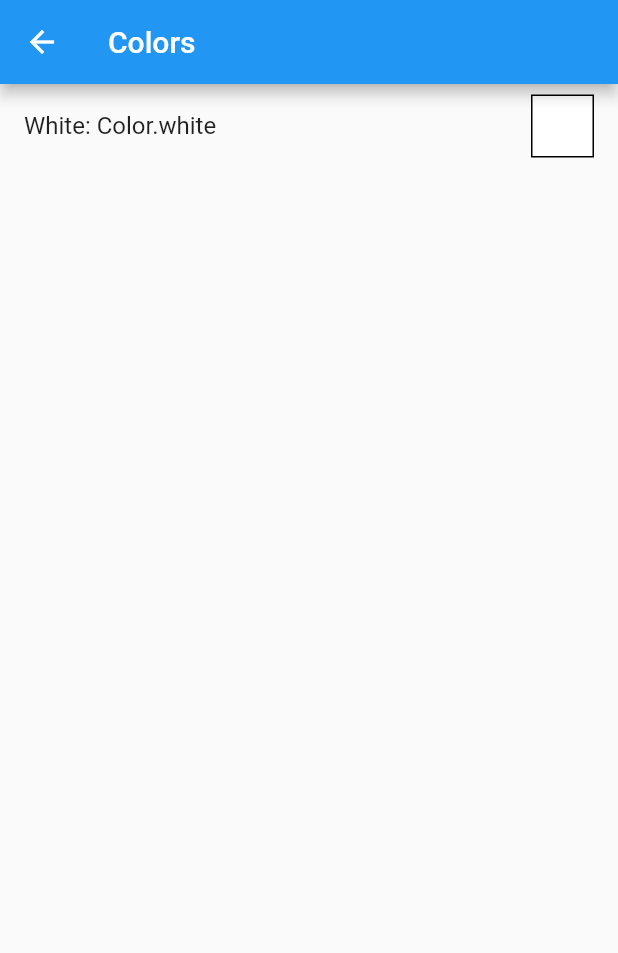
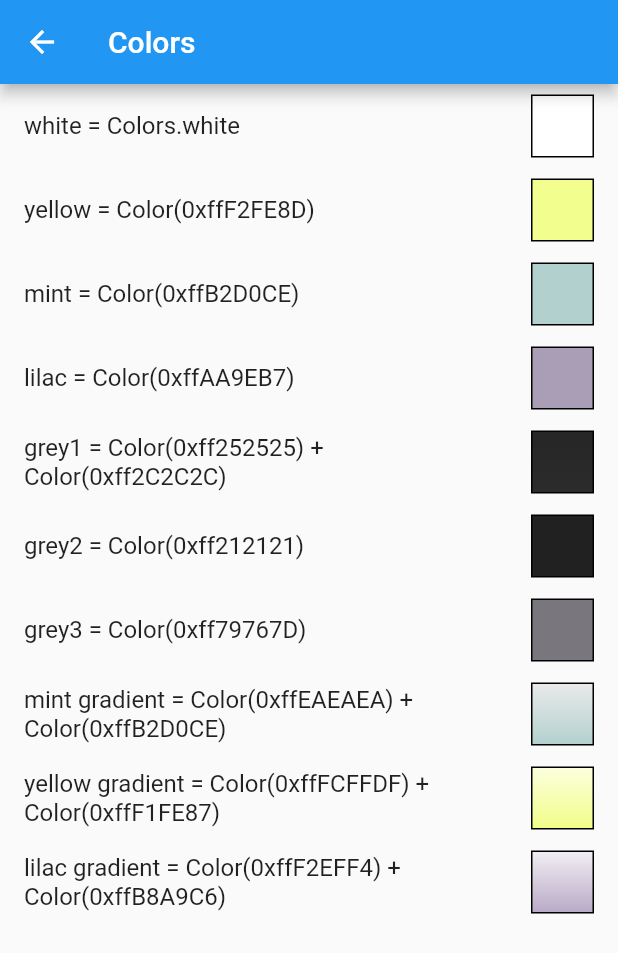
Before and after one commit to kamskr/lou_bank, a Flutter app: the ColorScreen screen opened directly, on a phone screen of 412 x 824 dp. Shown: the top 953 px of the screen. Run offline on Flutter 3.47's test engine with Material 2 defaults, Android fonts, the phone set to English and light mode, and no system bars; our stand-ins replace bloc, flutter_bloc; generated files the repository leaves out were written again.

Commit message:
add all colors to the gallery

```diff
--- a/packages/lou_bank_ui/lou_bank_gallery/lib/theme/color_screen.dart
+++ b/packages/lou_bank_ui/lou_bank_gallery/lib/theme/color_screen.dart
@@ -10,7 +10,7 @@ class ColorScreen extends StatelessWidget {
       appBar: AppBar(title: const Text('Colors')),
       body: ListView(children: <Widget>[
         ListTile(
-          title: const Text('White: Color.white'),
+          title: const Text('white = Colors.white'),
           trailing: SizedBox(
             width: 42.0,
             height: 42.0,
@@ -20,7 +20,139 @@ class ColorScreen extends StatelessWidget {
                   border: Border.all(color: Colors.black)),
             ),
           ),
-        )
+        ),
+        ListTile(
+          title: const Text('yellow = Color(0xffF2FE8D)'),
+          trailing: SizedBox(
+            width: 42.0,
+            height: 42.0,
+            child: DecoratedBox(
+              decoration: BoxDecoration(
+                  color: LouColors.yellow,
+                  border: Border.all(color: Colors.black)),
+            ),
+          ),
+        ),
+        ListTile(
+          title: const Text('mint = Color(0xffB2D0CE)'),
+          trailing: SizedBox(
+            width: 42.0,
+            height: 42.0,
+            child: DecoratedBox(
+              decoration: BoxDecoration(
+                  color: LouColors.mint,
+                  border: Border.all(color: Colors.black)),
+            ),
+          ),
+        ),
+        ListTile(
+          title: const Text('lilac = Color(0xffAA9EB7)'),
+          trailing: SizedBox(
+            width: 42.0,
+            height: 42.0,
+            child: DecoratedBox(
+              decoration: BoxDecoration(
+                  color: LouColors.lilac,
+                  border: Border.all(color: Colors.black)),
+            ),
+          ),
+        ),
+        ListTile(
+          title: const Text('grey1 = Color(0xff252525) + Color(0xff2C2C2C)'),
+          trailing: SizedBox(
+            width: 42.0,
+            height: 42.0,
+            child: DecoratedBox(
+              decoration: BoxDecoration(
+                  border: Border.all(color: Colors.black),
+                  gradient: const LinearGradient(
+                      begin: Alignment.topCenter,
+                      end: Alignment.bottomCenter,
+                      colors: [LouColors.grey1Start, LouColors.grey1End])),
+            ),
+          ),
+        ),
+        ListTile(
+          title: const Text('grey2 = Color(0xff212121)'),
+          trailing: SizedBox(
+            width: 42.0,
+            height: 42.0,
+            child: DecoratedBox(
+              decoration: BoxDecoration(
+                  color: LouColors.grey2,
+                  border: Border.all(color: Colors.black)),
+            ),
+          ),
+        ),
+        ListTile(
+          title: const Text('grey3 = Color(0xff79767D)'),
+          trailing: SizedBox(
+            width: 42.0,
+            height: 42.0,
+            child: DecoratedBox(
+              decoration: BoxDecoration(
+                  color: LouColors.grey3,
+                  border: Border.all(color: Colors.black)),
+            ),
+          ),
+        ),
+        ListTile(
+          title: const Text(
+              'mint gradient = Color(0xffEAEAEA) + Color(0xffB2D0CE)'),
+          trailing: SizedBox(
+            width: 42.0,
+            height: 42.0,
+            child: DecoratedBox(
+              decoration: BoxDecoration(
+                  border: Border.all(color: Colors.black),
+                  gradient: const LinearGradient(
+                      begin: Alignment.topCenter,
+                      end: Alignment.bottomCenter,
+                      colors: [
+                        LouColors.gradientMintStart,
+                        LouColors.gradientMintEnd
+                      ])),
+            ),
+          ),
+        ),
+        ListTile(
+          title: const Text(
+              'yellow gradient = Color(0xffFCFFDF) + Color(0xffF1FE87)'),
+          trailing: SizedBox(
+            width: 42.0,
+            height: 42.0,
+            child: DecoratedBox(
+              decoration: BoxDecoration(
+                  border: Border.all(color: Colors.black),
+                  gradient: const LinearGradient(
+                      begin: Alignment.topCenter,
+                      end: Alignment.bottomCenter,
+                      colors: [
+                        LouColors.gradientYellowStart,
+                        LouColors.gradientYellowEnd
+                      ])),
+            ),
+          ),
+        ),
+        ListTile(
+          title: const Text(
+              'lilac gradient = Color(0xffF2EFF4) + Color(0xffB8A9C6)'),
+          trailing: SizedBox(
+            width: 42.0,
+            height: 42.0,
+            child: DecoratedBox(
+              decoration: BoxDecoration(
+                  border: Border.all(color: Colors.black),
+                  gradient: const LinearGradient(
+                      begin: Alignment.topCenter,
+                      end: Alignment.bottomCenter,
+                      colors: [
+                        LouColors.gradientLilacStart,
+                        LouColors.gradientLilacEnd
+                      ])),
+            ),
+          ),
+        ),
       ]),
     );
   }
```
